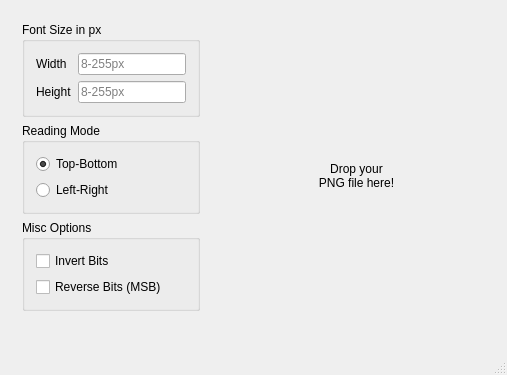
Old version of the form mainwindow.ui in the repository ayoy/font2bytes.
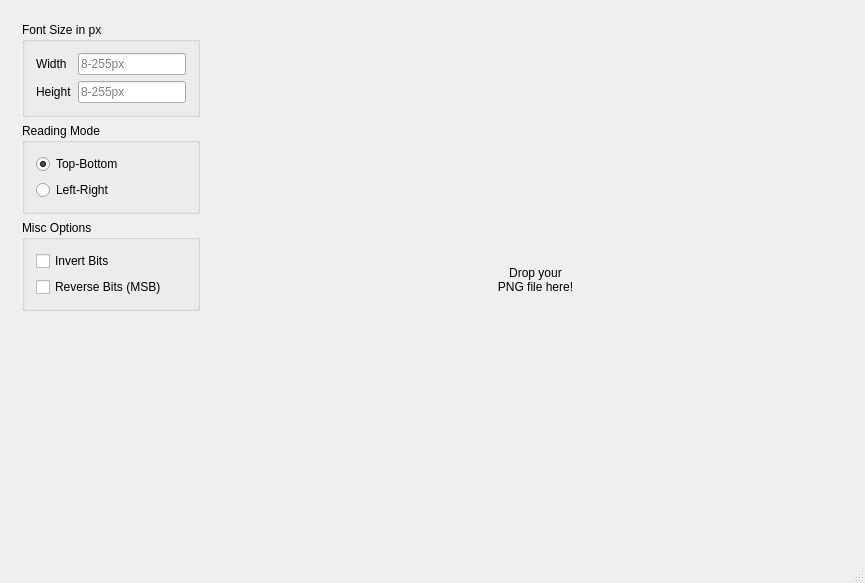
New version of the form. Custom widgets are drawn as their Qt base class.

Commit message: Add DropLabel class with custom-painted dashed rectangle outline

Diff of the .ui file:
```diff
--- a/mainwindow.ui
+++ b/mainwindow.ui
@@ -6,8 +6,8 @@
    <rect>
     <x>0</x>
     <y>0</y>
-    <width>507</width>
-    <height>375</height>
+    <width>865</width>
+    <height>583</height>
    </rect>
   </property>
   <property name="windowTitle">
@@ -128,6 +128,12 @@
     </item>
     <item>
      <widget class="QStackedWidget" name="stackedWidget">
+      <property name="minimumSize">
+       <size>
+        <width>450</width>
+        <height>302</height>
+       </size>
+      </property>
       <property name="currentIndex">
        <number>0</number>
       </property>
@@ -169,6 +175,13 @@
   </widget>
  </widget>
  <layoutdefault spacing="6" margin="11"/>
+ <customwidgets>
+  <customwidget>
+   <class>DropLabel</class>
+   <extends>QLabel</extends>
+   <header>droplabel.h</header>
+  </customwidget>
+ </customwidgets>
  <resources/>
  <connections/>
 </ui>
```
Left out of the diff: 4 changed lines with no effect on the pictures. The commit also changes 3 other files.
